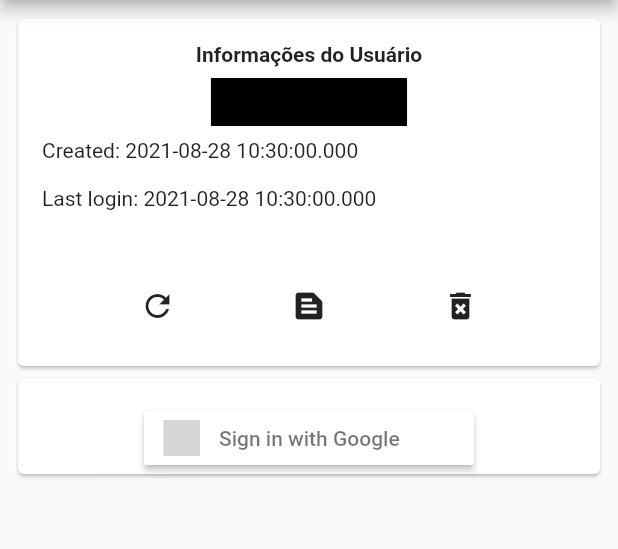
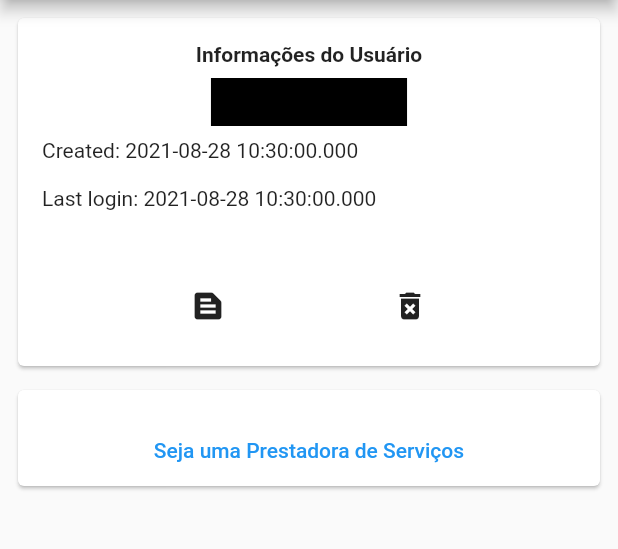
Before and after one commit to f3lip/Desenvolvimento-Para-Dispositivos-Moveis, a Flutter app: the SignInPage screen opened by its route, on a phone screen of 412 x 824 dp, the part 84-633 px from its top. Run offline on Flutter 3.47's test engine with Material 2 defaults, Android fonts, the phone set to English and light mode, and no system bars; our stand-ins replace firebase_auth, firebase_core, flutter_signin_button, google_sign_in; accounts and stored records are empty; network calls fail; grey boxes are pictures that could not be loaded.

Commit message:
tela de cadastro como prestadora de servico

```diff
--- a/lib/auth.dart
+++ b/lib/auth.dart
@@ -9,12 +9,11 @@ import 'package:firebase_auth/firebase_auth.dart';
 import 'package:flutter_signin_button/flutter_signin_button.dart';
 import 'package:google_sign_in/google_sign_in.dart';
 import 'package:flutter/foundation.dart' show kIsWeb;
+import 'employeeregister.dart';
 
 final FirebaseAuth _auth = FirebaseAuth.instance;
 
-/// Entrypoint example for various sign-in flows with Firebase.
 class SignInPage extends StatefulWidget {
-  /// The page title.
   final String title = 'Login';
 
   @override
@@ -65,7 +64,8 @@ class _SignInPageState extends State<SignInPage> {
           padding: const EdgeInsets.all(8),
           children: <Widget>[
             _UserInfoCard(user),
-            _OtherProvidersSignInSection(),
+            _OtherProvidersSignInSection(user),
+            _EmployeeRegister(user),
           ],
         );
       }),
@@ -162,8 +162,9 @@ class _UserInfoCardState extends State<_UserInfoCard> {
                           subtitle: Text(
                               //"${provider.uid == null ? "" : "ID: ${provider.uid}\n"}"
                                   "${provider.email == null ? "" : "Email: ${provider.email}\n"}"
-                                  "${provider.phoneNumber == null ? "" : "Phone number: ${provider.phoneNumber}\n"}"
+                                  //"${provider.phoneNumber == null ? "" : "Phone number: ${provider.phoneNumber}\n"}"
                                   "${provider.displayName == null ? "" : "Name: ${provider.displayName}\n"}"),
+                          isThreeLine: true,
                         ),
                       ),
                     ),
@@ -177,10 +178,11 @@ class _UserInfoCardState extends State<_UserInfoCard> {
                 child: Row(
                   mainAxisAlignment: MainAxisAlignment.spaceEvenly,
                   children: [
+                    /*
                     IconButton(
                       onPressed: () => widget.user?.reload(),
                       icon: const Icon(Icons.refresh),
-                    ),
+                    ),*/
                     IconButton(
                       onPressed: () => showDialog(
                         context: context,
@@ -261,7 +263,9 @@ class _UpdateUserDialogState extends State<UpdateUserDialog> {
 }
 
 class _OtherProvidersSignInSection extends StatefulWidget {
-  _OtherProvidersSignInSection();
+  final User? user;
+
+  _OtherProvidersSignInSection(this.user);
 
   @override
   State<StatefulWidget> createState() => _OtherProvidersSignInSectionState();
@@ -274,6 +278,8 @@ class _OtherProvidersSignInSectionState
   @override
   Widget build(BuildContext context) {
     return Card(
+      child: Visibility(
+        visible: widget.user == null,
         child: Column(
           crossAxisAlignment: CrossAxisAlignment.center,
           children: <Widget>[
@@ -288,11 +294,11 @@ class _OtherProvidersSignInSectionState
                 )
             ),
           ]
-          ),
+      ),),
+
     );
   }
 
-  //Example code of how to sign in with Google.
   Future<void> _signInWithGoogle() async {
     try {
       UserCredential userCredential;
@@ -325,3 +331,38 @@ class _OtherProvidersSignInSectionState
     }
   }
 }
+
+class _EmployeeRegister extends StatefulWidget {
+  final User? user;
+
+  _EmployeeRegister(this.user);
+
+  @override
+  State<StatefulWidget> createState() => _EmployeeRegisterState();
+}
+
+class _EmployeeRegisterState
+    extends State<_EmployeeRegister> {
+
+
+  @override
+  Widget build(BuildContext context) {
+    return Card(
+      child: Visibility(
+        visible: widget.user != null,
+        child: Column(
+            crossAxisAlignment: CrossAxisAlignment.center,
+            children: <Widget>[
+              Container(
+                  padding: const EdgeInsets.only(top: 16),
+                  alignment: Alignment.center,
+                  child:
+                    TextButton(onPressed: () { Navigator.of(context).pushNamed('Prestadora de Serviços'); },
+                    child: Text("Seja uma Prestadora de Serviços"),),
+              ),
+            ]
+        ),),
+
+    );
+  }
+}
--- a/lib/main.dart
+++ b/lib/main.dart
@@ -1,6 +1,7 @@
 import 'package:firebase_core/firebase_core.dart';
 import 'package:flutter/material.dart';
 import 'auth.dart';
+import 'employeeregister.dart';
 
 void main() {
   WidgetsFlutterBinding.ensureInitialized();
@@ -10,6 +11,7 @@ void main() {
     routes: {
       'Home': (context) => const MyApp(),
       'Login': (context) => SignInPage(),
+      'Prestadora de Serviços': (context) => EmployeeRegister(),
     },
   ));
 }
@@ -75,7 +77,6 @@ class _MyAppState extends State<MyApp> {
   }
 }
 
-/// This is the stateless widget that the main application instantiates.
 class MyStatelessWidget extends StatelessWidget {
   const MyStatelessWidget({Key? key}) : super(key: key);
 
--- a/pubspec.yaml
+++ b/pubspec.yaml
@@ -28,6 +28,7 @@ dependencies:
   firebase_auth: ^1.0.1
   google_sign_in: ^5.0.0
   flutter_signin_button: ^2.0.0
+  favorite_button: ^0.0.4
 
 
   # The following adds the Cupertino Icons font to your application.
```
Also changed, not shown: lib/employeeregister.dart (added, +219 -0 lines), pubspec.lock. Lines whose indentation alone changed are shown as unchanged.
